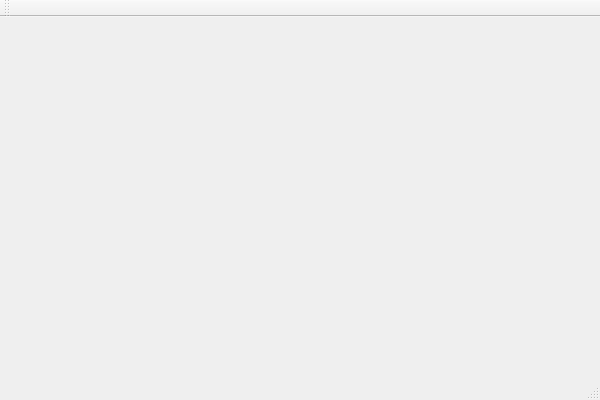
Before: the Qt Designer form mainwindow.ui in lepa/Qt-Little-Chat, drawn with Qt 5.
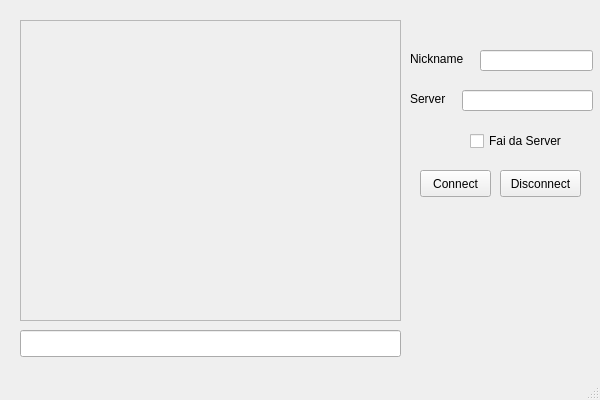
After: the same form once the commit is applied.

Patch:
```diff
--- a/mainwindow.ui
+++ b/mainwindow.ui
@@ -12,13 +12,145 @@
   <property name="windowTitle" >
    <string>MainWindow</string>
   </property>
-  <widget class="QMenuBar" name="menuBar" />
-  <widget class="QToolBar" name="mainToolBar" />
-  <widget class="QWidget" name="centralWidget" />
-  <widget class="QStatusBar" name="statusBar" />
+  <widget class="QWidget" name="centralWidget">
+   <widget class="QScrollArea" name="scrollArea">
+    <property name="geometry">
+     <rect>
+      <x>20</x>
+      <y>20</y>
+      <width>381</width>
+      <height>301</height>
+     </rect>
+    </property>
+    <property name="widgetResizable">
+     <bool>true</bool>
+    </property>
+    <widget class="QWidget" name="scrollAreaWidgetContents">
+     <property name="geometry">
+      <rect>
+       <x>0</x>
+       <y>0</y>
+       <width>379</width>
+       <height>299</height>
+      </rect>
+     </property>
+    </widget>
+   </widget>
+   <widget class="QLineEdit" name="nickname">
+    <property name="geometry">
+     <rect>
+      <x>480</x>
+      <y>50</y>
+      <width>113</width>
+      <height>21</height>
+     </rect>
+    </property>
+    <property name="inputMethodHints">
+     <set>Qt::ImhLowercaseOnly</set>
+    </property>
+   </widget>
+   <widget class="QLineEdit" name="server">
+    <property name="geometry">
+     <rect>
+      <x>462</x>
+      <y>90</y>
+      <width>131</width>
+      <height>21</height>
+     </rect>
+    </property>
+   </widget>
+   <widget class="QLabel" name="label">
+    <property name="geometry">
+     <rect>
+      <x>410</x>
+      <y>50</y>
+      <width>71</width>
+      <height>17</height>
+     </rect>
+    </property>
+    <property name="text">
+     <string>Nickname</string>
+    </property>
+   </widget>
+   <widget class="QLabel" name="label_2">
+    <property name="geometry">
+     <rect>
+      <x>410</x>
+      <y>90</y>
+      <width>41</width>
+      <height>17</height>
+     </rect>
+    </property>
+    <property name="text">
+     <string>Server</string>
+    </property>
+   </widget>
+   <widget class="QCheckBox" name="becomeserver">
+    <property name="geometry">
+     <rect>
+      <x>470</x>
+      <y>130</y>
+      <width>111</width>
+      <height>22</height>
+     </rect>
+    </property>
+    <property name="text">
+     <string>Fai da Server</string>
+    </property>
+   </widget>
+   <widget class="QPushButton" name="connectButton">
+    <property name="geometry">
+     <rect>
+      <x>420</x>
+      <y>170</y>
+      <width>71</width>
+      <height>27</height>
+     </rect>
+    </property>
+    <property name="text">
+     <string>Connect</string>
+    </property>
+   </widget>
+   <widget class="QPushButton" name="disconnectButton">
+    <property name="geometry">
+     <rect>
+      <x>500</x>
+      <y>170</y>
+      <width>81</width>
+      <height>27</height>
+     </rect>
+    </property>
+    <property name="text">
+     <string>Disconnect</string>
+    </property>
+   </widget>
+   <widget class="QLineEdit" name="lineEdit">
+    <property name="geometry">
+     <rect>
+      <x>20</x>
+      <y>330</y>
+      <width>381</width>
+      <height>27</height>
+     </rect>
+    </property>
+   </widget>
+   <widget class="QLabel" name="errorLabel">
+    <property name="geometry">
+     <rect>
+      <x>410</x>
+      <y>220</y>
+      <width>181</width>
+      <height>31</height>
+     </rect>
+    </property>
+    <property name="text">
+     <string/>
+    </property>
+   </widget>
+  </widget>
+  <widget class="QStatusBar" name="statusBar"/>
  </widget>
- <layoutDefault spacing="6" margin="11" />
- <pixmapfunction></pixmapfunction>
+ <layoutdefault spacing="6" margin="11"/>
  <resources/>
  <connections/>
 </ui>
```
Left out of the diff: 7 changed lines with no effect on the pictures.
